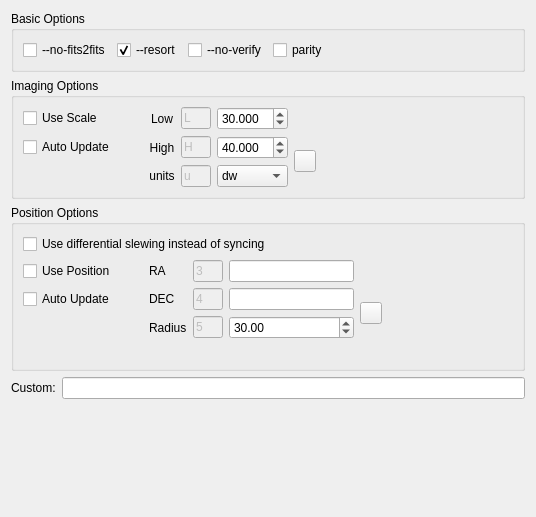
Before: the Qt Designer form kstars/ekos/align/opsastrometry.ui in KDE/kstars, drawn with Qt 5.
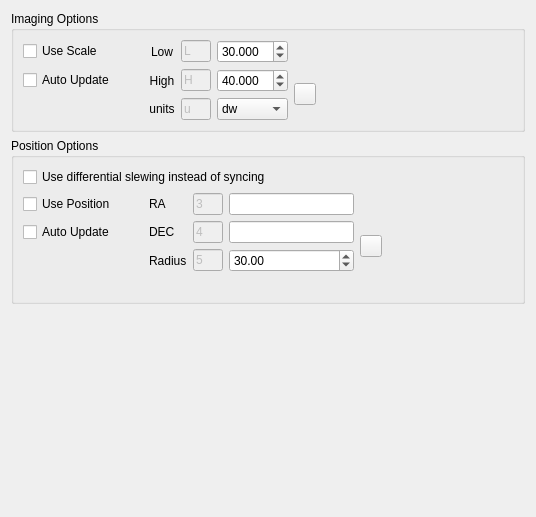
After: the same form once the commit is applied. Icons and pictures are not drawn. Custom widgets are drawn as their Qt base class.

Commit message: Enabling Options Editing with apply and OK button, Allowing chaning of options profile for focusing, deleting unused options, improving logging options, hiding solving options for focus options editinng

```diff
--- a/kstars/ekos/align/opsastrometry.ui
+++ b/kstars/ekos/align/opsastrometry.ui
@@ -11,81 +11,6 @@
    </rect>
   </property>
   <layout class="QVBoxLayout" name="verticalLayout_5">
-   <item>
-    <widget class="QGroupBox" name="groupBox_3">
-     <property name="title">
-      <string>Basic Options</string>
-     </property>
-     <layout class="QVBoxLayout" name="verticalLayout_2">
-      <item>
-       <layout class="QHBoxLayout" name="horizontalLayout_5">
-        <property name="topMargin">
-         <number>0</number>
-        </property>
-        <item>
-         <widget class="QCheckBox" name="kcfg_AstrometryUseNoFITS2FITS">
-          <property name="toolTip">
-           <string>&lt;p&gt;This option should &lt;b&gt;ONLY&lt;/b&gt; be checked if your astrometry.net version is 0.67 or earlier. Uncheck for any versions greater than 0.67&lt;/p&gt;</string>
-          </property>
-          <property name="text">
-           <string>--no-fits2fits</string>
-          </property>
-         </widget>
-        </item>
-        <item>
-         <widget class="QCheckBox" name="kcfg_AstrometryUseResort">
-          <property name="toolTip">
-           <string>Check this option if your image does not have much nebulosity. If it does have strong nebulosity, uncheck it.</string>
-          </property>
-          <property name="text">
-           <string>--resort</string>
-          </property>
-          <property name="checked">
-           <bool>true</bool>
-          </property>
-         </widget>
-        </item>
-        <item>
-         <widget class="QCheckBox" name="kcfg_AstrometryUseNoVerify">
-          <property name="toolTip">
-           <string>This will prevent the solver from looking at an already existing WCS Header before blindly trying to solve the image. It is recommended to keep it checked.</string>
-          </property>
-          <property name="text">
-           <string>--no-verify</string>
-          </property>
-          <property name="checked">
-           <bool>false</bool>
-          </property>
-         </widget>
-        </item>
-        <item>
-         <widget class="QCheckBox" name="kcfg_AstrometryDetectParity">
-          <property name="toolTip">
-           <string>Detect parity and reuse it to speed up solver.</string>
-          </property>
-          <property name="text">
-           <string>parity</string>
-          </property>
-         </widget>
-        </item>
-        <item>
-         <spacer name="horizontalSpacer_3">
-          <property name="orientation">
-           <enum>Qt::Horizontal</enum>
-          </property>
-          <property name="sizeHint" stdset="0">
-           <size>
-            <width>40</width>
-            <height>20</height>
-           </size>
-          </property>
-         </spacer>
-        </item>
-       </layout>
-      </item>
-     </layout>
-    </widget>
-   </item>
    <item>
     <widget class="QGroupBox" name="groupBox">
      <property name="title">
@@ -624,24 +549,6 @@
      </layout>
     </widget>
    </item>
-   <item>
-    <layout class="QFormLayout" name="formLayout">
-     <item row="0" column="0">
-      <widget class="QLabel" name="label_3">
-       <property name="text">
-        <string>Custom:</string>
-       </property>
-      </widget>
-     </item>
-     <item row="0" column="1">
-      <widget class="QLineEdit" name="kcfg_AstrometryCustomOptions">
-       <property name="toolTip">
-        <string>Additional optional astrometry.net options.</string>
-       </property>
-      </widget>
-     </item>
-    </layout>
-   </item>
    <item>
     <spacer name="verticalSpacer_4">
      <property name="orientation">
```
The commit also changes 11 other files.
